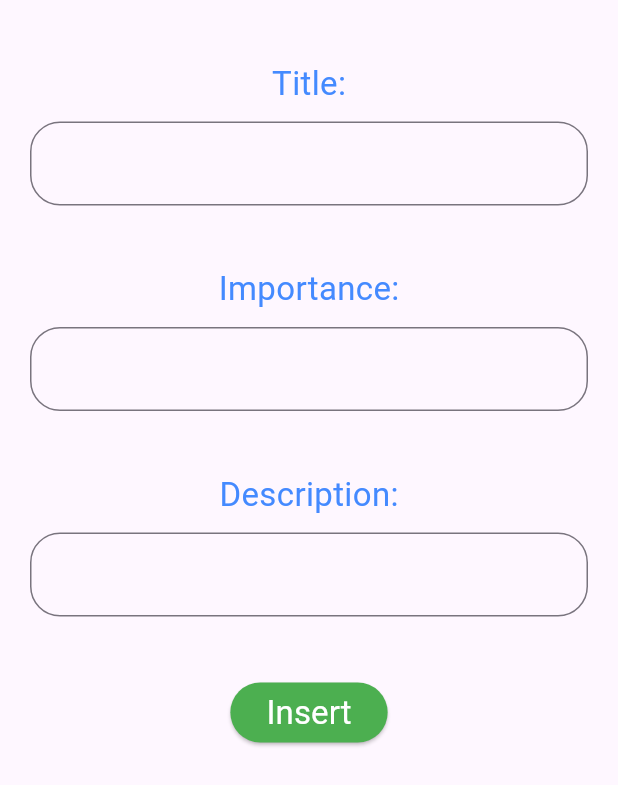
After one commit to Sifat-16/flutter_todo_mvvm, a Flutter app: the AddCategories screen opened directly, on a phone screen of 412 x 824 dp. The commit adds this screen. Shown: the top 785 px of the screen. Run offline on Flutter 3.47's test engine with Material 3 defaults, Android fonts, the phone set to English and light mode, and no system bars; our stand-ins replace flutter_colorpicker, flutter_riverpod, sqflite; accounts and stored records are empty.

Commit message:
New Category Feature

```diff
--- /dev/null
+++ b/lib/feature/todo/model/todo_catgories_model.dart
@@ -0,0 +1,65 @@
+import 'package:flutter_todo_mvvm/config/database/local/database_helper.dart';
+import 'package:sqflite/sqlite_api.dart';
+
+class TodoCategoryModel{
+  int? id;
+  String title;
+  String category;
+  String? description;
+  String? importance;
+  TodoCategoryModel({this.id, required this.title, required this.category, this.description, this.importance});
+
+  // Convert a TodoCategoryModel into a Map for database operations
+  Map<String, dynamic> toMap() {
+    return {
+      'id': id,
+      'title': title,
+      'category': category,
+      'description': description,
+      'importance': importance,
+    };
+  }
+
+  // Convert a Map into a TodoCategoryModel for (database row)
+  static TodoCategoryModel fromMap(Map<String, dynamic> map) {
+    return TodoCategoryModel(
+      id: map['id'] as int?,  // 'id' can be null, so we cast to int?
+      title: map['title'] as String,  // 'title' is a required String
+      category: map['category'] as String,  // 'category' should be a String
+      description: map['description'] as String?,  // 'description' is optional, so it's nullable
+      importance: map['importance'] as String?,  // 'importance' is optional, so it's nullable
+    );
+  }
+}
+
+class todoProvider2{
+  static const String createTodoCategoriesTable = '''
+    CREATE TABLE todo_categories (
+      id INTEGER PRIMARY KEY AUTOINCREMENT,
+      title TEXT NOT NULL,
+      category TEXT NOT NULL,
+      description TEXT,
+      importance TEXT
+    );
+  ''';
+
+  static Future<int> insertUser(TodoCategoryModel user) async {
+    Database db = await DatabaseHelper.db;
+    return await db.insert('todo_categories', user.toMap());
+  }
+
+  static Future<List<Map<String, dynamic>>> queryAllUsers() async {
+    Database db = await DatabaseHelper.db;
+    return await db.query('todo_categories');
+  }
+
+  static Future<int> updateUser(TodoCategoryModel user) async {
+    Database db = await DatabaseHelper.db;
+    return await db.update('todo_categories', user.toMap(), where: 'id = ?', whereArgs: [user.id]);
+  }
+
+  static Future<int> deleteUser(TodoCategoryModel user) async {
+    Database db = await DatabaseHelper.db;
+    return await db.delete('todo_categories', where: 'id = ?', whereArgs: [user.id]);
+  }
+}
--- /dev/null
+++ b/lib/feature/todo/view/category_screen/add_categories.dart
@@ -0,0 +1,121 @@
+import 'package:flutter/material.dart';
+import 'package:flutter_riverpod/flutter_riverpod.dart';
+import 'package:flutter_todo_mvvm/feature/todo/category_view_model/category_view_model.dart';
+
+class AddCategories extends ConsumerStatefulWidget {
+  const AddCategories({super.key});
+
+  @override
+  ConsumerState<AddCategories> createState() => _AddCategoriesState();
+}
+
+class _AddCategoriesState extends ConsumerState<AddCategories> {
+  TextEditingController _titleController = TextEditingController();
+  TextEditingController _descriptionController = TextEditingController();
+  TextEditingController _importanceController = TextEditingController();
+
+  @override
+  void dispose() {
+    //_focusNode.dispose(); // Clean up the focus node when the widget is disposed
+    super.dispose();
+  }
+
+  @override
+  Widget build(BuildContext context) {
+    return Scaffold(
+      body: Padding(
+        padding: const EdgeInsets.symmetric(horizontal: 20, vertical: 40),
+        child: Column(
+          children: [
+            Text("Title:", style: TextStyle(fontSize: 22, color: Colors.blueAccent),),
+            SizedBox(height: 10),
+            TextField(
+              controller: _titleController,
+              maxLines: 1,
+              minLines: 1,
+              //focusNode: _focusNode,
+              decoration: InputDecoration(
+                // suffixIcon: IconButton(
+                //     onPressed: () async {
+                //       await ref.read(homeProvider.notifier).addTodo(title: todoAddController.text.trim());
+                //       todoAddController.clear();
+                //
+                //       print("length = ${ref.read(homeProvider).todos.length}");
+                //       print("Current ttt = ${ref.read(homeProvider).todos[ref.read(homeProvider).todos.length - 1]}");
+                //
+                //       await showTodoColorDialog(index: ref.read(homeProvider).todos.length - 1);
+                //       //ColorSelect cur = ColorSelect(ctx: context, pickedColor: ref.read(homeProvider).pickerColor,);
+                //       //await cur.showTodoColorDialog(index: ref.read(homeProvider).todos.length - 1);
+                //       _focusNode.unfocus();
+                //       print("OK");
+                //       Navigator.of(context).pop();
+                //       ScaffoldMessenger.of(context).showSnackBar(
+                //         SnackBar(
+                //           content: Text('Post successfully added!'),
+                //           duration: Duration(seconds: 4),
+                //           // Duration the snackbar is shown
+                //           backgroundColor: Colors.green, // Background color of the SnackBar
+                //           //behavior: SnackBarBehavior.floating,
+                //           //margin: EdgeInsets.only(bottom: 100),
+                //         ),
+                //       );
+                //     },
+                //     icon: Icon(Icons.send)
+                // ),
+                border: OutlineInputBorder(borderRadius: BorderRadius.circular(20)),
+              ),
+            ),
+            SizedBox(height: 40),
+            Text("Importance:", style: TextStyle(fontSize: 22, color: Colors.blueAccent),),
+            SizedBox(height: 10),
+            TextField(
+              controller: _importanceController,
+              maxLines: 3,
+              minLines: 1,
+              decoration: InputDecoration(
+                border: OutlineInputBorder(borderRadius: BorderRadius.circular(20)),
+              ),
+            ),
+            SizedBox(height: 40),
+            Text("Description:", style: TextStyle(fontSize: 22, color: Colors.blueAccent),),
+            SizedBox(height: 10),
+            TextField(
+              controller: _descriptionController,
+              maxLines: 6,
+              minLines: 1,
+              decoration: InputDecoration(
+                border: OutlineInputBorder(borderRadius: BorderRadius.circular(20)),
+              ),
+            ),
+            SizedBox(height: 40),
+            ElevatedButton(
+              style: ButtonStyle(
+                backgroundColor: WidgetStatePropertyAll(Colors.green)
+              ),
+              onPressed: () async{
+                await ref.read(categoryProvider.notifier).addTodo(title: _titleController.text.trim(), category: "x", importance: _importanceController.text.trim(), description: _descriptionController.text.trim());
+                _descriptionController.clear();
+                _importanceController.clear();
+                _titleController.clear();
+
+                print("OK");
+                Navigator.of(context).pop();
+                ScaffoldMessenger.of(context).showSnackBar(
+                  SnackBar(
+                    content: Text('Post successfully added!'),
+                    duration: Duration(seconds: 4),
+                    // Duration the snackbar is shown
+                    backgroundColor: Colors.green, // Background color of the SnackBar
+                    //behavior: SnackBarBehavior.floating,
+                    //margin: EdgeInsets.only(bottom: 100),
+                  ),
+                );
+              },
+              child: Text("Insert", style: TextStyle(fontSize: 22, color: Colors.white, fontWeight: FontWeight.w400),),
+            )
+          ],
+        ),
+      ),
+    );
+  }
+}
--- a/lib/main.dart
+++ b/lib/main.dart
@@ -5,7 +5,7 @@ import 'package:flutter_todo_mvvm/feature/todo/view/screens/home_screen.dart';
 
 void main() async{
   WidgetsFlutterBinding.ensureInitialized();
-  await DatabaseHelper.instance.initDb();
+  await DatabaseHelper.db;
   runApp(ProviderScope(child: const MyApp()));
 }
 
```
Also changed, not shown: lib/config/database/local/database_helper.dart (+50 -35 lines), lib/feature/todo/category_view_model/category_view_generics.dart (added, +12 -0 lines), lib/feature/todo/category_view_model/category_view_model.dart (added, +38 -0 lines), lib/feature/todo/model/todo_model.dart (+35 -0 lines), lib/feature/todo/view/category_screen/home_category.dart (added, +94 -0 lines), lib/feature/todo/view/screens/home_screen.dart (+12 -1 lines), lib/feature/todo/view_model/home_view_model.dart (+6 -7 lines).
